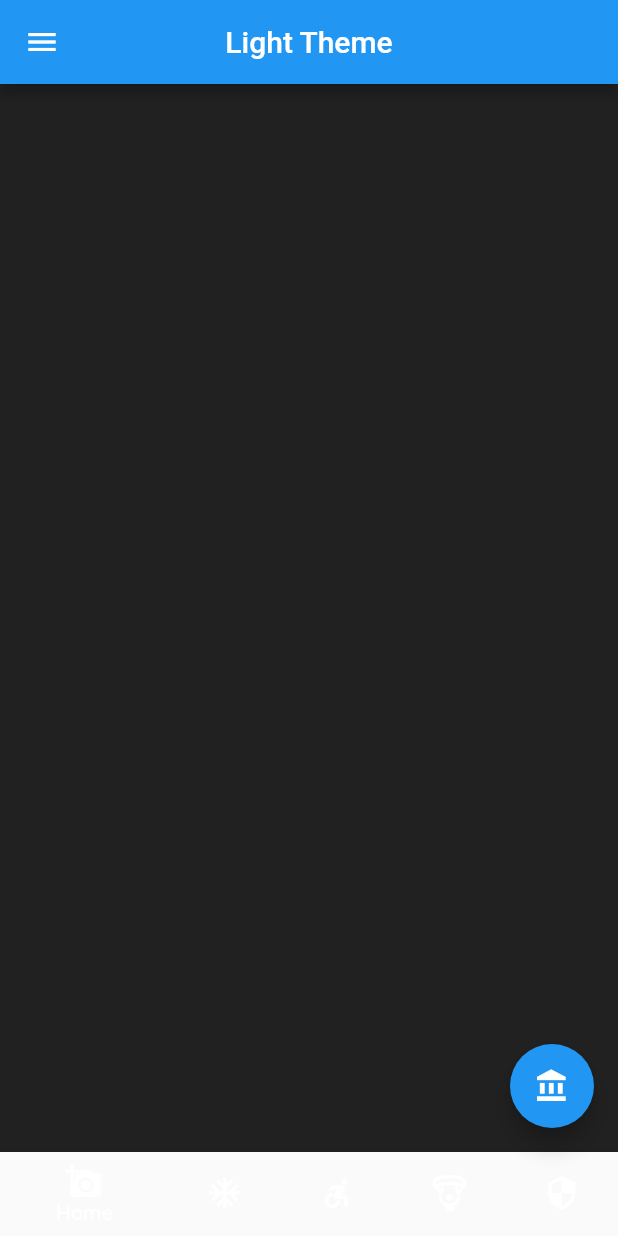
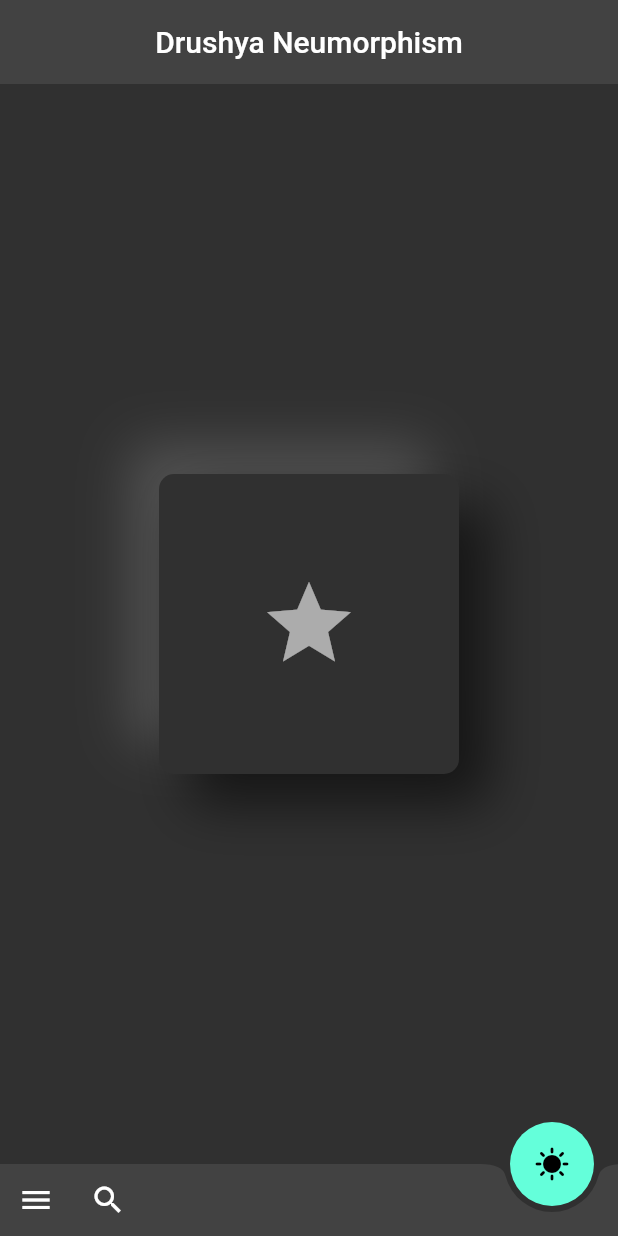
Before and after one commit to rajeabhilash/Drushya, a Flutter app: the screen it shows after launch, on a phone screen of 412 x 824 dp. Run offline on Flutter 3.47's test engine with Material 2 defaults, Android fonts, the phone set to English and light mode, and no system bars; our stand-ins replace google_fonts, motion_tab_bar_v2.

Commit message:
D6 U2 NeuMorphism Added. Only tried the Container, Tomorrow all will try all of them.!

```diff
--- a/lib/Neumorphism/NeuHome.dart
+++ b/lib/Neumorphism/NeuHome.dart
@@ -1,3 +1,5 @@
+import 'package:Drushya/Neumorphism/NeuTheme.dart';
+import 'package:provider/provider.dart';
 import 'package:flutter/material.dart';
 
 class HomePage extends StatelessWidget {
@@ -5,32 +7,104 @@ class HomePage extends StatelessWidget {
 
   @override
   Widget build(BuildContext context) {
-    final themeText =
-        MediaQuery.of(context).platformBrightness == Brightness.light
-            ? "Light Theme"
-            : "Dark Theme";
+    final GlobalKey<ScaffoldState> _key = GlobalKey();
+    bool isDark =
+        Provider.of<NeuThemeProvider>(context).themeMode == ThemeMode.dark
+            ? true
+            : false;
 
     return Scaffold(
+        key: _key,
         drawer: const Drawer(),
         appBar: AppBar(
-        title: Text(themeText),
+          automaticallyImplyLeading: false,
+          elevation: 0,
+          iconTheme: Theme.of(context).iconTheme,
+          title: Text("Drushya Neumorphism"),
           centerTitle: true,
         ),
-      body: Container(),
-      floatingActionButton: FloatingActionButton(
-          onPressed: () {}, child: Icon(Icons.account_balance_sharp)),
-      bottomNavigationBar: BottomNavigationBar(
-        items: const [
-          BottomNavigationBarItem(icon: Icon(Icons.add_a_photo), label: "Home"),
-          BottomNavigationBarItem(
-              icon: Icon(Icons.ac_unit_outlined), label: "Home"),
-          BottomNavigationBarItem(
-              icon: Icon(Icons.accessible_forward), label: "Home"),
-          BottomNavigationBarItem(
-              icon: Icon(Icons.paragliding_outlined), label: "Home"),
-          BottomNavigationBarItem(icon: Icon(Icons.security), label: "Home"),
+        body: Container(
+            child: Center(
+                child: Container(
+          width: 500.0,
+          height: 500.0,
+          color: Theme.of(context).scaffoldBackgroundColor,
+          alignment: Alignment.center,
+          transformAlignment: Alignment.center,
+          child: Container(
+            color: Theme.of(context).scaffoldBackgroundColor,
+            child: Container(
+              width: 200,
+              height: 200,
+              child: Icon(
+                Icons.star,
+                size: 67,
+                color: Theme.of(context).hintColor,
+              ),
+              decoration: BoxDecoration(
+                color: isDark
+                    ? Theme.of(context).scaffoldBackgroundColor
+                    : Color(0xffefeeee),
+                borderRadius: BorderRadius.circular(10),
+                gradient: LinearGradient(
+                  begin: Alignment.topLeft,
+                  end: Alignment.bottomRight,
+                  colors: [
+                    Theme.of(context).scaffoldBackgroundColor,
+                    Theme.of(context).scaffoldBackgroundColor,
                   ],
                 ),
-    );
+                boxShadow: [
+                  BoxShadow(
+                    color: isDark ? Color(0xff515151) : Color(0xffefeee),
+                    offset: Offset(-20.0, -20.0),
+                    blurRadius: 30,
+                    spreadRadius: 0.0,
+                  ),
+                  BoxShadow(
+                    color: isDark ? Color(0xff151515) : Color(0xffd1d0d0),
+                    offset: Offset(20.0, 20.0),
+                    blurRadius: 30,
+                    spreadRadius: 0.0,
+                  ),
+                ],
+              ),
+            ),
+          ),
+        ))),
+        floatingActionButtonLocation: FloatingActionButtonLocation.endDocked,
+        floatingActionButton: FloatingActionButton(
+          elevation: 0,
+          child: isDark ? Icon(Icons.sunny) : Icon(Icons.nightlight),
+          // label: const Text('Add a task'),
+          onPressed: () {
+            final provider =
+                Provider.of<NeuThemeProvider>(context, listen: false);
+            isDark = isDark ? false : true;
+            provider.toggleTheme(isDark);
+          },
+        ),
+        bottomNavigationBar: BottomAppBar(
+          elevation: 0,
+          shape: CircularNotchedRectangle(),
+          notchMargin: 4.0,
+          child: Row(
+            mainAxisSize: MainAxisSize.max,
+            // mainAxisAlignment: MainAxisAlignment.spaceBetween,
+            children: <Widget>[
+              IconButton(
+                icon: Icon(Icons.menu),
+                onPressed: () {
+                  _key.currentState!.openDrawer();
+                },
+              ),
+              // const Spacer(),
+              IconButton(
+                icon: Icon(Icons.search),
+                onPressed: () {},
+              ),
+            ],
+          ),
+        ));
   }
 }
--- a/lib/Neumorphism/NeuTheme.dart
+++ b/lib/Neumorphism/NeuTheme.dart
@@ -1,9 +1,25 @@
 import 'package:flutter/material.dart';
+
+class NeuThemeProvider extends ChangeNotifier {
+  ThemeMode themeMode = ThemeMode.dark;
+
+  bool get isDarkMode => themeMode == ThemeMode.dark;
+
+  void toggleTheme(bool isOn) {
+    themeMode = isOn ? ThemeMode.dark : ThemeMode.light;
+    notifyListeners();
+  }
+}
 
 class NeuTheme {
   static final darkTheme = ThemeData(
-    scaffoldBackgroundColor: Colors.grey.shade900,
+    // colorScheme: ColorScheme.dark(),
+    brightness: Brightness.dark,
   );
 
-  static final lightTheme = ThemeData(scaffoldBackgroundColor: Colors.white);
+  static final lightTheme = ThemeData(
+    // colorScheme: ColorScheme.light(),
+    brightness: Brightness.light,
+    primarySwatch: Colors.teal,
+  );
 }
--- /dev/null
+++ b/lib/Neumorphism/NeuThemeChangerSwitch.dart
@@ -0,0 +1,19 @@
+import 'package:Drushya/Neumorphism/NeuTheme.dart';
+import 'package:flutter/material.dart';
+import 'package:provider/provider.dart';
+
+class NeuThemeChangerSwitch extends StatelessWidget {
+  const NeuThemeChangerSwitch({Key? key}) : super(key: key);
+
+  @override
+  Widget build(BuildContext context) {
+    final themeProvider = Provider.of<NeuThemeProvider>(context);
+    return Switch.adaptive(
+      value: themeProvider.isDarkMode,
+      onChanged: (value) {
+        final provider = Provider.of<NeuThemeProvider>(context, listen: false);
+        provider.toggleTheme(value);
+      },
+    );
+  }
+}
--- a/lib/main.dart
+++ b/lib/main.dart
@@ -1,6 +1,7 @@
 import 'package:Drushya/Neumorphism/NeuHome.dart';
 import 'package:Drushya/Neumorphism/NeuTheme.dart';
 import 'package:flutter/material.dart';
+import 'package:provider/provider.dart';
 
 void main() async {
   runApp(const StartDrushya());
@@ -11,13 +12,22 @@ class StartDrushya extends StatelessWidget {
 
   @override
   Widget build(BuildContext context) {
+    return ChangeNotifierProvider(
+      create: (context) {
+        return NeuThemeProvider();
+      },
+      builder: (context, _) {
+        final themeProvider = Provider.of<NeuThemeProvider>(context);
         return MaterialApp(
           title: "Drushya App",
-      themeMode: ThemeMode.dark,
+          // themeMode: ThemeMode.dark,
+          themeMode: themeProvider.themeMode,
           theme: NeuTheme.lightTheme,
           darkTheme: NeuTheme.darkTheme,
           debugShowCheckedModeBanner: false,
           home: HomePage(),
         );
+      },
+    );
   }
 }
--- a/pubspec.yaml
+++ b/pubspec.yaml
@@ -39,6 +39,8 @@ dependencies:
   motion_tab_bar_v2: ^0.2.3
   firebase_auth: ^4.2.3
   google_fonts: ^3.0.1
+  provider: ^6.0.5
+  shared_preferences: ^2.0.15
 
 dev_dependencies:
   flutter_test:
```
Also changed, not shown: pubspec.lock, 1 other file. Lines whose indentation alone changed are shown as unchanged.
